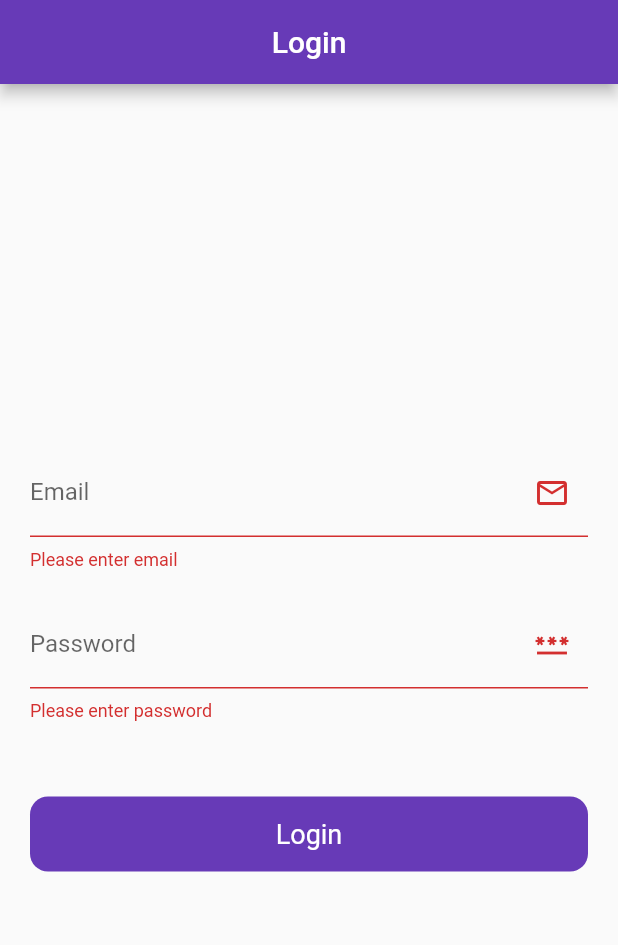
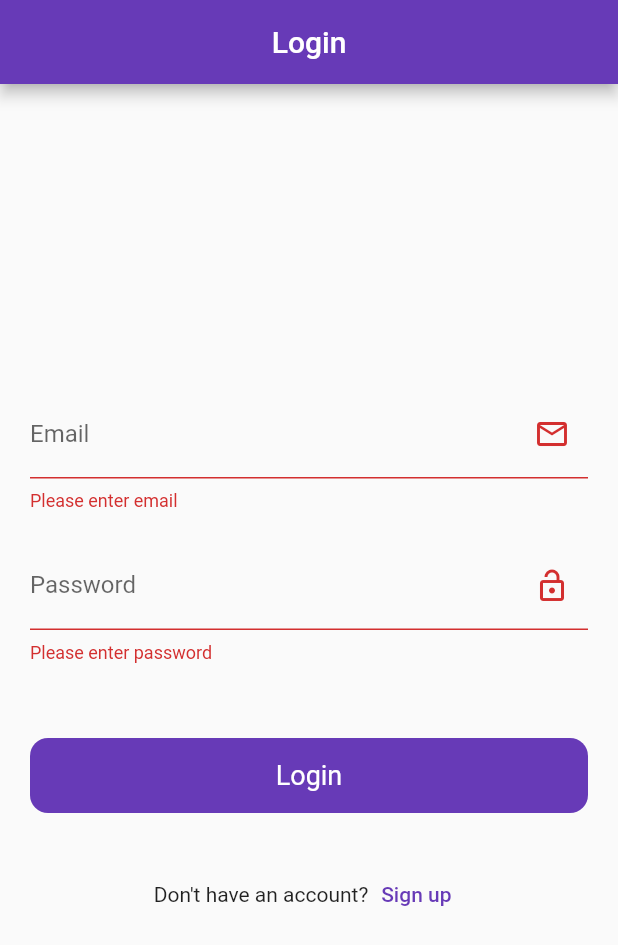
Before and after one commit to Mr-MachiNe11/firebase-sample, a Flutter app: the screen it shows after launch, after a tap on "Login", on a phone screen of 412 x 824 dp. Shown: the top 945 px of the screen. Run offline on Flutter 3.47's test engine with Material 2 defaults, Android fonts, the phone set to English and light mode, and no system bars; our stand-ins replace firebase_auth, firebase_core, fluttertoast; accounts and stored records are empty.

Commit message:
Signup ui,Create Account/Sign Up with Firebase and an error establishing connection with firebase(due to controller) solved.

```diff
--- a/lib/main.dart
+++ b/lib/main.dart
@@ -1,28 +1,36 @@
 import 'dart:io';
 import 'package:flutter/material.dart';
-import 'package:firebase_auth/firebase_auth.dart';
 import 'package:firebase_core/firebase_core.dart';
 
 import 'ui/splash_screen.dart';
 
 void main() async {
   WidgetsFlutterBinding.ensureInitialized();
-  Platform.isAndroid
-      ? await Firebase.initializeApp(
-          options: const FirebaseOptions(
-              apiKey: "AIzaSyAcXxfm-OENcT2HGNiNJv79phTxCT27Xhk",
-              appId: "1:108148454657:android:812af1a082bba0f4615700",
-              messagingSenderId: "108148454657",
-              projectId: "fir-sample-59815"),
-        )
-      : await Firebase.initializeApp();
-  runApp(MyApp());
+
+  try {
+    if (Platform.isAndroid) {
+      await Firebase.initializeApp(
+        options: const FirebaseOptions(
+          apiKey: 'AIzaSyAcXxfm-OENcT2HGNiNJv79phTxCT27Xhk',
+          appId: '1:108148454657:android:812af1a082bba0f4615700',
+          messagingSenderId: '108148454657',
+          projectId: 'fir-sample-59815',
+        ),
+      );
+    } else {
+      await Firebase.initializeApp();
+    }
+  } catch (e) {
+    print("Error initializing Firebase: $e");
+    // Handle the error as needed, e.g., show an error message to the user.
+  }
+
+  runApp(const MyApp());
 }
 
 class MyApp extends StatelessWidget {
   const MyApp({super.key});
 
-  // This widget is the root of your application.
   @override
   Widget build(BuildContext context) {
     return MaterialApp(
--- a/lib/ui/auth/login_screen.dart
+++ b/lib/ui/auth/login_screen.dart
@@ -1,5 +1,7 @@
+import 'package:firebase_sample/ui/auth/signup_screen.dart';
 import 'package:firebase_sample/widgets/round_button.dart';
 import 'package:flutter/material.dart';
+import 'package:flutter/services.dart';
 
 class LoginScreen extends StatefulWidget {
   const LoginScreen({super.key});
@@ -23,7 +25,12 @@ class _LoginScreenState extends State<LoginScreen> {
 
   @override
   Widget build(BuildContext context) {
-    return Scaffold(
+    return WillPopScope(
+      onWillPop: () async {
+        SystemNavigator.pop();
+        return true;
+      },
+      child: Scaffold(
         appBar: AppBar(title: const Text('Login'), centerTitle: true),
         body: Padding(
           padding: const EdgeInsets.symmetric(horizontal: 20.0),
@@ -57,7 +64,7 @@ class _LoginScreenState extends State<LoginScreen> {
                         decoration: const InputDecoration(
                           labelText: 'Password',
                           hintText: 'Enter your password',
-                        suffixIcon: Icon(Icons.password_outlined),
+                          suffixIcon: Icon(Icons.lock_open_outlined),
                         ),
                         validator: (value) {
                           if (value == null || value.isEmpty) {
@@ -79,8 +86,27 @@ class _LoginScreenState extends State<LoginScreen> {
                     // Form is valid, perform login or other actions
                   }
                 },
-            )
+              ),
+              const SizedBox(
+                height: 30,
+              ),
+              Row(
+                mainAxisAlignment: MainAxisAlignment.center,
+                children: [
+                  const Text("Don't have an account?"),
+                  TextButton(
+                      onPressed: () {
+                        Navigator.push(
+                            context,
+                            MaterialPageRoute(
+                              builder: (context) => const SignupScreen(),
+                            ));
+                      },
+                      child: const Text('Sign up')),
                 ],
+              ),
+            ],
+          ),
         ),
       ),
     );
--- a/lib/widgets/round_button.dart
+++ b/lib/widgets/round_button.dart
@@ -3,7 +3,13 @@ import 'package:flutter/material.dart';
 class RoundButton extends StatelessWidget {
   final String title;
   final VoidCallback onTap;
-  const RoundButton({super.key, required this.title, required this.onTap});
+  final bool isloading;
+
+  const RoundButton(
+      {super.key,
+      required this.title,
+      required this.onTap,
+      this.isloading = false});
 
   @override
   Widget build(BuildContext context) {
@@ -16,7 +22,16 @@ class RoundButton extends StatelessWidget {
           color: Colors.deepPurple,
           borderRadius: BorderRadius.circular(12),
         ),
-          child: Center(child: Text(title, style: const TextStyle(color: Colors.white, fontSize: 18),)),
+        child: Center(
+            child: isloading
+                ? const CircularProgressIndicator(
+                    strokeWidth: 3,
+                    color: Colors.white,
+                  )
+                : Text(
+                    title,
+                    style: const TextStyle(color: Colors.white, fontSize: 18),
+                  )),
       ),
     );
   }
```
Also changed, not shown: lib/ui/auth/signup_screen.dart (added, +136 -0 lines), lib/utils/utils.dart (added, +18 -0 lines), pubspec.yaml (+5 -5 lines), pubspec.lock. Lines whose indentation alone changed are shown as unchanged.
